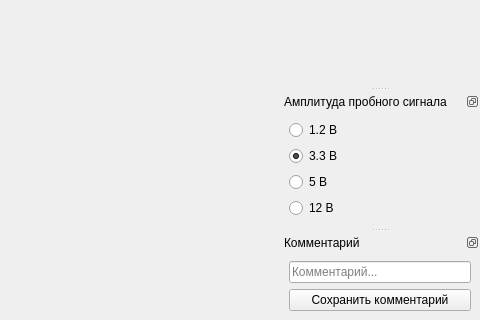
The window that gui/mainwindow.ui (EPC-MSU/EPLab) describes before a commit, drawn with Qt 5; both pictures show x 735 to 1215 and y 521 to 841 of the 1215 by 841 pixel window.
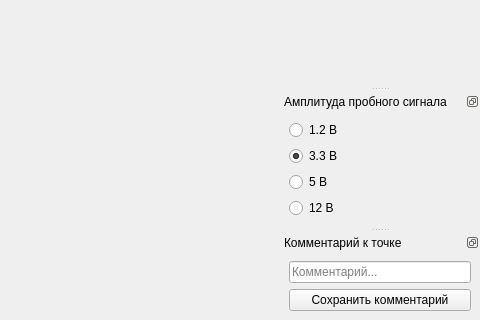
The same window after the commit. Icons and pictures are not drawn.

Commit message: changed comment title

Diff of the .ui file:
```diff
--- a/gui/mainwindow.ui
+++ b/gui/mainwindow.ui
@@ -244,7 +244,7 @@
     <set>QDockWidget::DockWidgetFloatable|QDockWidget::DockWidgetMovable</set>
    </property>
    <property name="windowTitle">
-    <string>Комментарий</string>
+    <string>Комментарий к точке</string>
    </property>
    <attribute name="dockWidgetArea">
     <number>2</number>
```
